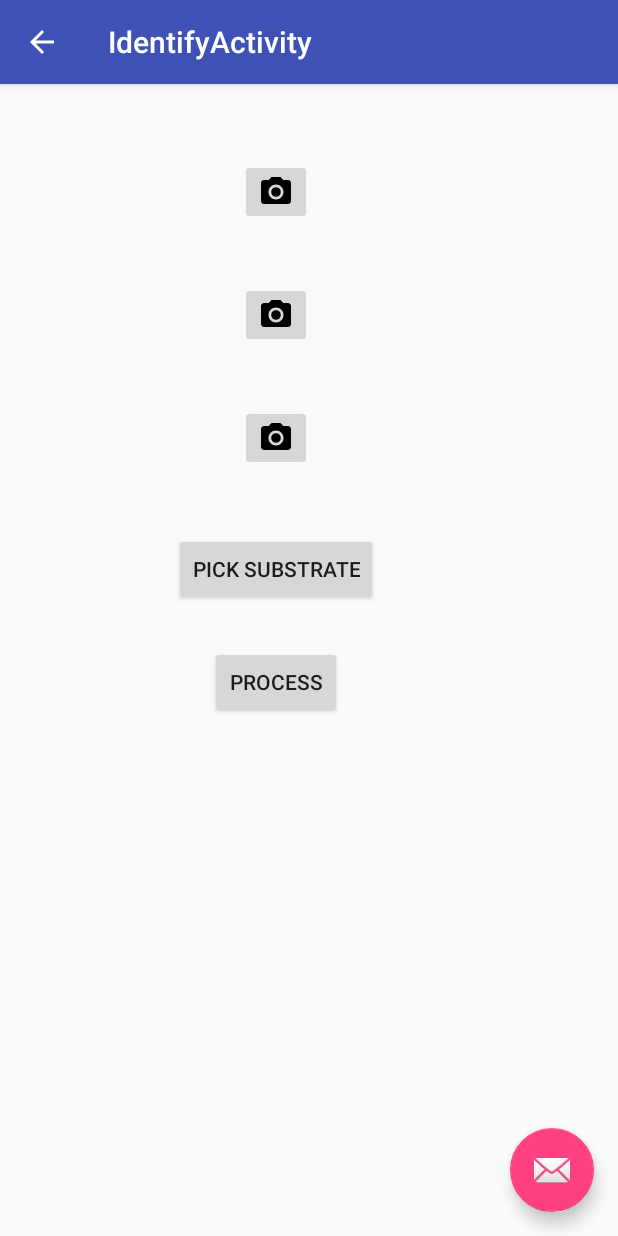
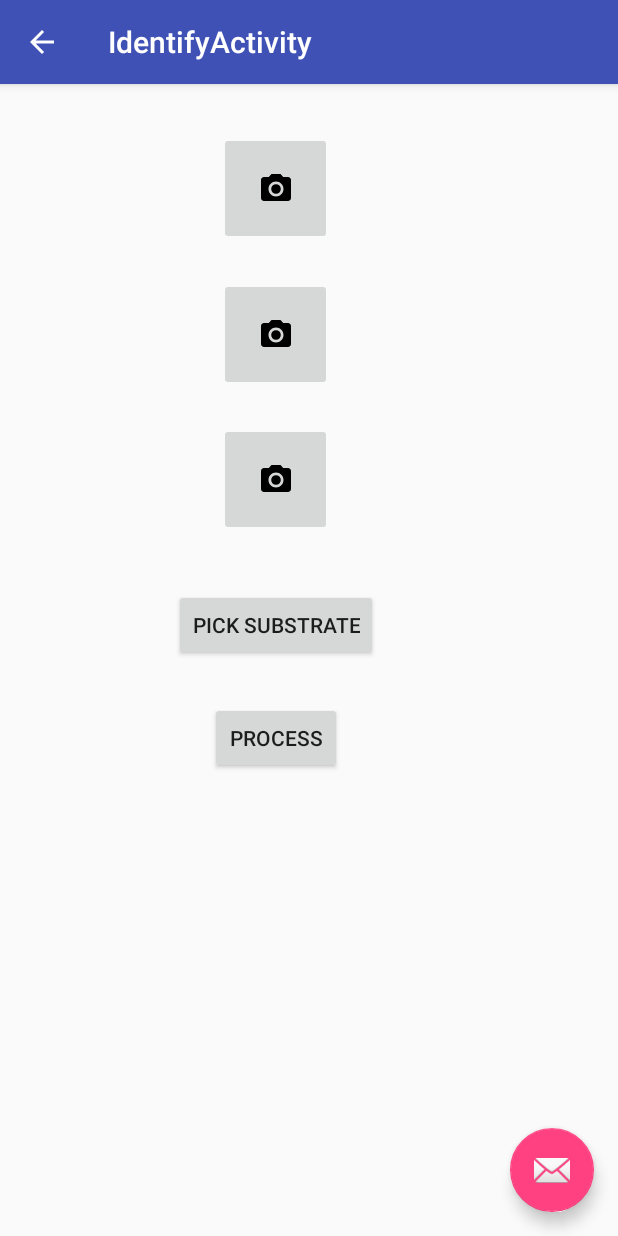
Before and after one commit to francisud/sp, an Android app: the IdentifyActivity screen opened directly, with no data from a screen before it, on a phone screen of 412 x 824 dp. Run offline under Robolectric (Android 15) with nearby library versions, the phone set to English and light mode, and no system bars.

Commit message:
Fixed image size, and passing of data to next activity

```diff
--- a/SPNEW/app/src/main/java/com/example/fud/spnew/IdentifyActivity.java
+++ b/SPNEW/app/src/main/java/com/example/fud/spnew/IdentifyActivity.java
@@ -37,6 +37,7 @@ public class IdentifyActivity extends AppCompatActivity {
     private String topPhotoPath;
     private String sidePhotoPath;
     private String bottomPhotoPath;
+    private String substrate;
 
     private ImageButton top;
     private ImageButton side;
@@ -78,7 +79,12 @@ public class IdentifyActivity extends AppCompatActivity {
         processButton.setOnClickListener(new View.OnClickListener() {
             @Override
             public void onClick(View v) {
-                startActivity(new Intent(IdentifyActivity.this, ProcessActivity.class));
+                Intent intent = new Intent(IdentifyActivity.this, ProcessActivity.class);
+                intent.putExtra("topPhotoPath", topPhotoPath);
+                intent.putExtra("sidePhotoPath", sidePhotoPath);
+                intent.putExtra("bottomPhotoPath", bottomPhotoPath);
+                intent.putExtra("substrate", substrate);
+                startActivity(intent);
             }
         });
 
@@ -253,6 +259,7 @@ public class IdentifyActivity extends AppCompatActivity {
             .setAdapter(adapter, new DialogInterface.OnClickListener() {
                 public void onClick(DialogInterface dialog, int which) {
                     spinner.setText(adapter.getItem(which));
+                    substrate = adapter.getItem(which).toString();
                     dialog.dismiss();
                 }
             }).create().show();
--- a/SPNEW/app/src/main/java/com/example/fud/spnew/ProcessActivity.java
+++ b/SPNEW/app/src/main/java/com/example/fud/spnew/ProcessActivity.java
@@ -1,11 +1,13 @@
 package com.example.fud.spnew;
 
+import android.content.Intent;
 import android.os.Bundle;
 import android.support.design.widget.FloatingActionButton;
 import android.support.design.widget.Snackbar;
 import android.support.v7.app.AppCompatActivity;
 import android.support.v7.widget.Toolbar;
 import android.view.View;
+import android.widget.Toast;
 
 public class ProcessActivity extends AppCompatActivity {
 
@@ -25,6 +27,16 @@ public class ProcessActivity extends AppCompatActivity {
             }
         });
         getSupportActionBar().setDisplayHomeAsUpEnabled(true);
+
+
+        //for getting the data from the previous activity
+        Bundle extras = getIntent().getExtras();
+
+//        String substrate = extras.getString("substrate");
+//        Toast.makeText(this, substrate,
+//                Toast.LENGTH_SHORT).show();
+
+
     }
 
 }
--- a/SPNEW/app/src/main/res/layout/content_identify.xml
+++ b/SPNEW/app/src/main/res/layout/content_identify.xml
@@ -16,29 +16,29 @@
 
         <ImageButton
             android:id="@+id/imageButton2"
-            android:layout_width="wrap_content"
-            android:layout_height="wrap_content"
+            android:layout_width="75dp"
+            android:layout_height="75dp"
+            android:layout_marginTop="32dp"
+            android:onClick="createDialog"
+            app:srcCompat="@drawable/ic_menu_camera"
             android:layout_alignParentTop="true"
-            android:layout_centerHorizontal="true"
-            android:layout_marginTop="50dp"
-            android:onClick="createDialog"
-            app:srcCompat="@drawable/ic_menu_camera" />
+            android:layout_alignStart="@+id/imageButton3" />
 
         <ImageButton
             android:id="@+id/imageButton3"
-            android:layout_width="wrap_content"
-            android:layout_height="wrap_content"
-            android:layout_marginTop="38dp"
+            android:layout_width="75dp"
+            android:layout_height="75dp"
+            android:layout_marginTop="22dp"
             android:onClick="createDialog"
             app:srcCompat="@drawable/ic_menu_camera"
             android:layout_below="@+id/imageButton2"
-            android:layout_alignStart="@+id/imageButton2" />
+            android:layout_centerHorizontal="true" />
 
         <ImageButton
             android:id="@+id/imageButton4"
-            android:layout_width="wrap_content"
-            android:layout_height="wrap_content"
-            android:layout_marginTop="38dp"
+            android:layout_width="75dp"
+            android:layout_height="75dp"
+            android:layout_marginTop="21dp"
             android:onClick="createDialog"
             app:srcCompat="@drawable/ic_menu_camera"
             android:layout_below="@+id/imageButton3"
@@ -48,7 +48,7 @@
             android:id="@+id/button"
             android:layout_width="wrap_content"
             android:layout_height="wrap_content"
-            android:layout_marginTop="41dp"
+            android:layout_marginTop="35dp"
             android:onClick="selectSubstrate"
             android:text="Pick Substrate"
             android:layout_below="@+id/imageButton4"
```
